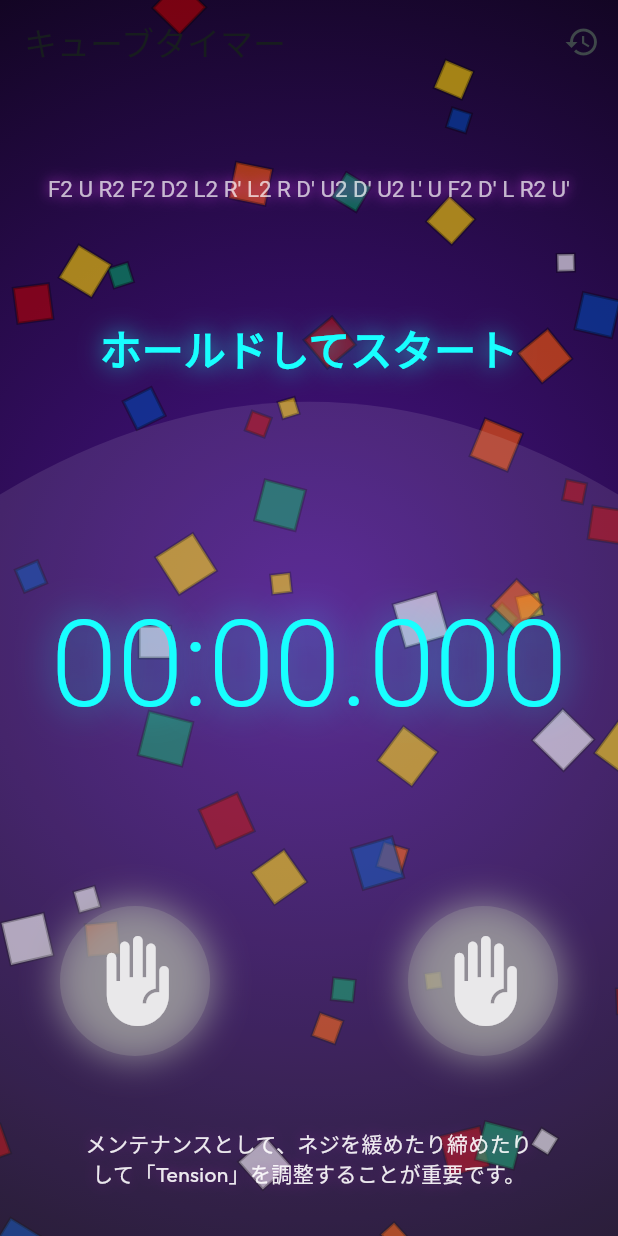
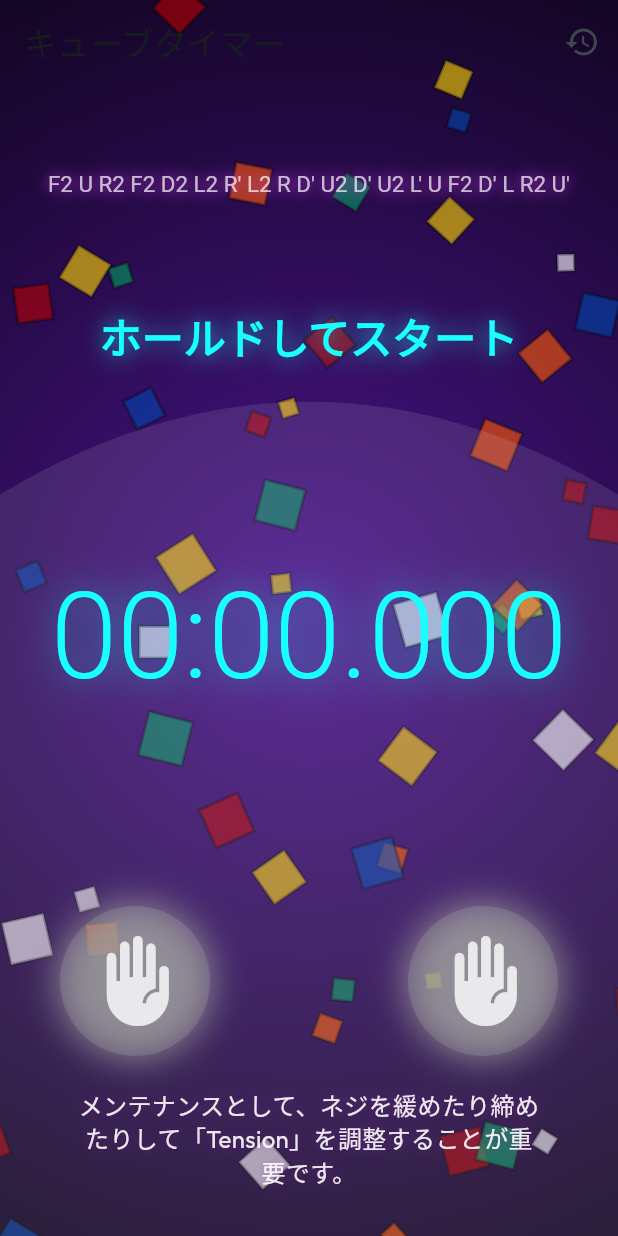
Before and after one commit to mono0926/cube-timer, a Flutter app: the screen it shows after launch, on a phone screen of 412 x 824 dp. Run offline on Flutter 3.47's test engine with Material 3 defaults, Android fonts, the phone set to English and light mode, and no system bars; our stand-ins replace audioplayers, flutter_riverpod, freezed_annotation, go_router, google_fonts, riverpod_annotation and 2 more; missing offline and left inert: simple_logger; generated files the repository leaves out were written again; Roboto replaces fonts that are missing (Audiowide).

Commit message:
feat: triviaウィジェットの本文テキストのフォントサイズを大きくする

```diff
--- a/lib/features/trivia/presentation/trivia_widget.dart
+++ b/lib/features/trivia/presentation/trivia_widget.dart
@@ -99,6 +99,12 @@ class _TriviaWidgetState extends ConsumerState<TriviaWidget> {
                           textAlign: TextAlign.center,
                           style: Theme.of(context).textTheme.bodyMedium
                               ?.copyWith(
+                                fontSize:
+                                    (Theme.of(
+                                          context,
+                                        ).textTheme.bodyMedium?.fontSize ??
+                                        14) +
+                                    2,
                                 color: Colors.white.withValues(alpha: 0.9),
                                 height: 1.4,
                                 shadows: [
```
